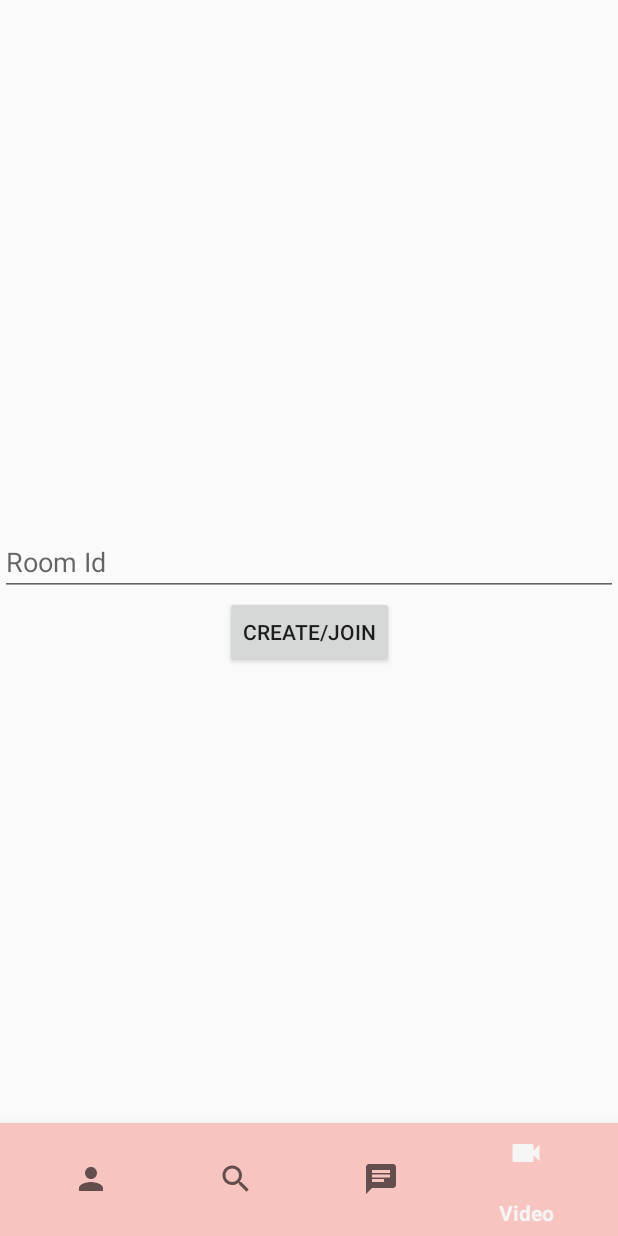
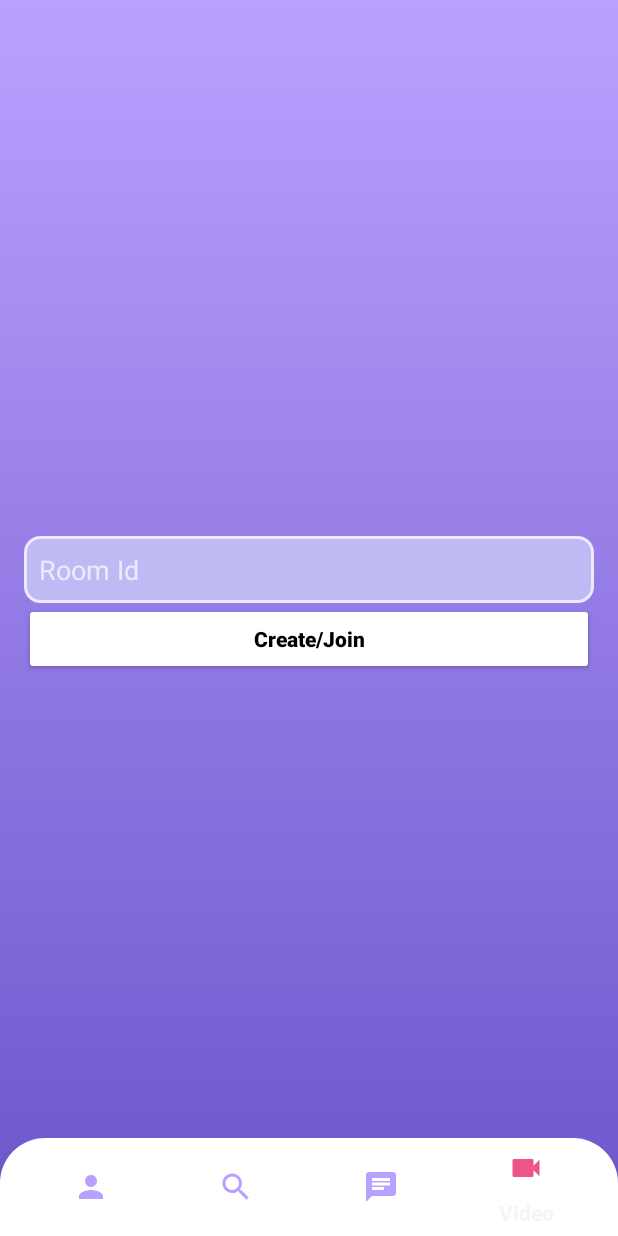
Before and after one commit to RajPakhurde/E-Mentoring-App, an Android app: the DashBoardActivity screen opened directly, with no data from a screen before it, item 4 of the bottom bar chosen, on a phone screen of 412 x 824 dp. Run offline under Robolectric (Android 15) with nearby library versions, the phone set to English and light mode, and no system bars; libraries missing offline, so code that uses them is left out: io.agora.rtc2; Roboto replaces fonts that are not available here.

Commit message:
Modified DashBoard Activity Ui

```diff
--- /dev/null
+++ b/app/src/main/res/drawable/bottom_nav_bg.xml
@@ -0,0 +1,11 @@
+<?xml version="1.0" encoding="utf-8"?>
+<shape xmlns:android="http://schemas.android.com/apk/res/android"
+    android:shape="rectangle">
+
+    <solid
+        android:color="@color/white"/>
+    <corners
+        android:topLeftRadius="30dp"
+        android:topRightRadius="30dp"/>
+
+</shape>
--- /dev/null
+++ b/app/src/main/res/drawable/bottom_nav_icon_color.xml
@@ -0,0 +1,5 @@
+<?xml version="1.0" encoding="utf-8"?>
+<selector xmlns:android="http://schemas.android.com/apk/res/android">
+    <item android:state_checked="true" android:color="#ED5488" />
+    <item android:color="@color/color3"  />
+</selector>
--- a/app/src/main/res/layout/activity_dash_board.xml
+++ b/app/src/main/res/layout/activity_dash_board.xml
@@ -4,6 +4,7 @@
     xmlns:tools="http://schemas.android.com/tools"
     android:layout_width="match_parent"
     android:layout_height="match_parent"
+    android:background="@drawable/loginpage_bg"
     tools:context=".ui.DashBoardActivity">
 
     <FrameLayout
@@ -16,12 +17,13 @@
     <com.google.android.material.bottomnavigation.BottomNavigationView
         android:id="@+id/bottomNavigationView"
         android:layout_width="match_parent"
-        android:layout_height="75dp"
-        android:background="#F8C4C0"
+        android:layout_height="65dp"
+        android:background="@drawable/bottom_nav_bg"
         app:layout_constraintBottom_toBottomOf="parent"
         app:layout_constraintEnd_toEndOf="parent"
         app:layout_constraintHorizontal_bias="0.5"
         app:layout_constraintStart_toStartOf="parent"
-        app:menu="@menu/bottom_nav" />
+        app:menu="@menu/bottom_nav"
+        app:itemIconTint="@drawable/bottom_nav_icon_color"/>
 
 </androidx.constraintlayout.widget.ConstraintLayout>
--- a/app/src/main/res/layout/fragment_video.xml
+++ b/app/src/main/res/layout/fragment_video.xml
@@ -14,7 +14,13 @@
             android:id="@+id/etRoomId"
             android:layout_width="match_parent"
             android:layout_height="wrap_content"
-            android:hint="Room Id"
+            android:layout_marginStart="16dp"
+            android:layout_marginEnd="16dp"
+            android:background="@drawable/edit_text_bg"
+            android:hint="@string/room_id"
+            android:padding="10dp"
+            android:textColor="@color/color1"
+            android:textColorHint="@color/color1"
             app:layout_constraintBottom_toBottomOf="parent"
             app:layout_constraintEnd_toEndOf="parent"
             app:layout_constraintHorizontal_bias="0.5"
@@ -24,9 +30,17 @@
 
         <Button
             android:id="@+id/btnCreate"
-            android:layout_width="wrap_content"
+            android:layout_width="match_parent"
             android:layout_height="wrap_content"
-            android:text="Create/Join"
+            android:layout_marginStart="16dp"
+            android:layout_marginEnd="16dp"
+            android:backgroundTint="@color/white"
+            android:padding="10dp"
+            android:text="@string/create_join"
+            android:textAllCaps="false"
+            android:textColor="@color/black"
+            android:textStyle="bold"
+            app:cornerRadius="20dp"
             app:layout_constraintEnd_toEndOf="parent"
             app:layout_constraintStart_toStartOf="parent"
             app:layout_constraintTop_toBottomOf="@+id/etRoomId" />
--- a/app/src/main/res/values/strings.xml
+++ b/app/src/main/res/values/strings.xml
@@ -2,4 +2,6 @@
     <string name="app_name">E-Mentoring App</string>
     <!-- TODO: Remove or change this placeholder text -->
     <string name="hello_blank_fragment">Hello blank fragment</string>
+    <string name="room_id">Room Id</string>
+    <string name="create_join">Create/Join</string>
 </resources>
```
